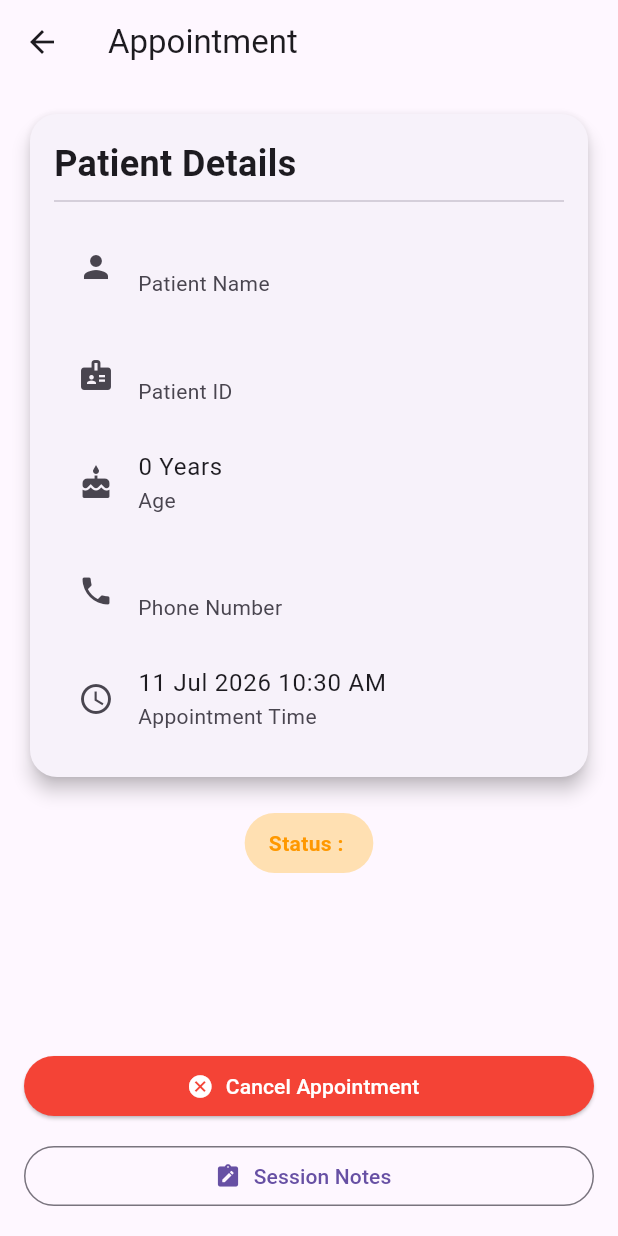
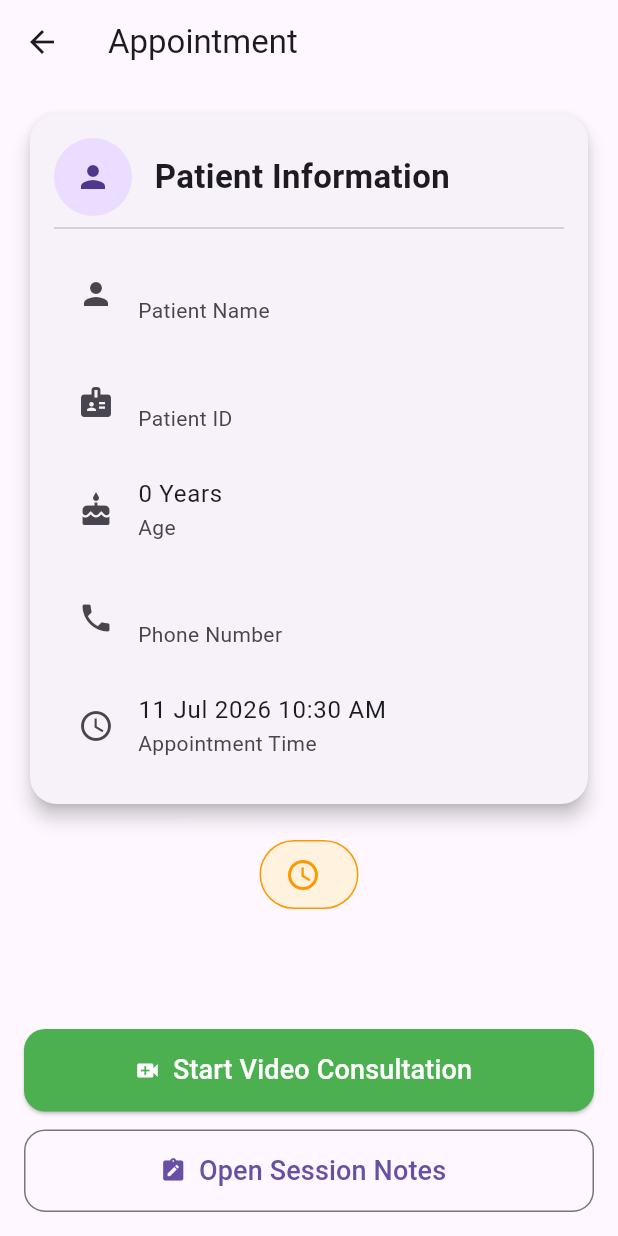
Before and after one commit to Rishab-Dani/DoctorTelehealthApp, a Flutter app: the AppointmentScreen screen opened directly with empty values, on a phone screen of 412 x 824 dp. Run offline on Flutter 3.47's test engine with Material 3 defaults, Android fonts, the phone set to English and light mode, and no system bars; our stand-ins replace cloud_firestore, firebase_auth, firebase_core; missing offline and left inert: zego_uikit_prebuilt_call; accounts and stored records are empty.

Commit message:
Professional Appointment Screen

```diff
--- a/lib/widgets/appointment_action_buttons.dart
+++ b/lib/widgets/appointment_action_buttons.dart
@@ -35,28 +35,35 @@ class AppointmentActionButtons extends StatelessWidget {
 
           width: double.infinity,
 
+          height: 55,
+
           child: ElevatedButton.icon(
 
-            icon: Icon(
-              confirmed
-                  ? Icons.video_call
-                  : Icons.cancel,
-            ),
+            icon: const Icon(Icons.video_call),
 
-            label: Text(
-              confirmed
-                  ? "Start Video Call"
-                  : "Cancel Appointment",
+            label: const Text(
+              "Start Video Consultation",
+              style: TextStyle(
+                fontSize: 18,
+              ),
             ),
 
             style: ElevatedButton.styleFrom(
-              backgroundColor:
-              confirmed ? Colors.green : Colors.red,
+
+              backgroundColor: Colors.green,
+
               foregroundColor: Colors.white,
+
+              shape: RoundedRectangleBorder(
+
+                borderRadius:
+                BorderRadius.circular(14),
+
+              ),
+
             ),
 
-            onPressed:
-            confirmed ? onVideoCall : onCancel,
+            onPressed: onVideoCall,
 
           ),
 
@@ -68,17 +75,38 @@ class AppointmentActionButtons extends StatelessWidget {
 
           width: double.infinity,
 
+          height: 55,
+
           child: OutlinedButton.icon(
 
             icon: const Icon(Icons.note_alt),
 
-            label: const Text("Session Notes"),
+            label: const Text(
+
+              "Open Session Notes",
+
+              style: TextStyle(
+                fontSize: 18,
+              ),
+
+            ),
+
+            style: OutlinedButton.styleFrom(
+
+              shape: RoundedRectangleBorder(
+
+                borderRadius:
+                BorderRadius.circular(14),
+
+              ),
+
+            ),
 
             onPressed: onNotes,
 
           ),
 
-        )
+        ),
 
       ],
     );
--- a/lib/widgets/appointment_status_chip.dart
+++ b/lib/widgets/appointment_status_chip.dart
@@ -23,18 +23,39 @@ class AppointmentStatusChip extends StatelessWidget {
 
       decoration: BoxDecoration(
         color: confirmed
-            ? Colors.green.shade100
-            : Colors.orange.shade100,
+            ? Colors.green.shade50
+            : Colors.orange.shade50,
         borderRadius: BorderRadius.circular(30),
+        border: Border.all(
+          color:
+          confirmed ? Colors.green : Colors.orange,
+        ),
       ),
 
-      child: Text(
-        "Status : $status",
-        style: TextStyle(
-          color:
-          confirmed ? Colors.green : Colors.orange,
-          fontWeight: FontWeight.bold,
-        ),
+      child: Row(
+        mainAxisSize: MainAxisSize.min,
+        children: [
+
+          Icon(
+            confirmed
+                ? Icons.check_circle
+                : Icons.schedule,
+            color:
+            confirmed ? Colors.green : Colors.orange,
+          ),
+
+          const SizedBox(width: 8),
+
+          Text(
+            status,
+            style: TextStyle(
+              fontWeight: FontWeight.bold,
+              color:
+              confirmed ? Colors.green : Colors.orange,
+            ),
+          ),
+
+        ],
       ),
     );
   }
--- a/lib/widgets/patient_info_card.dart
+++ b/lib/widgets/patient_info_card.dart
@@ -20,6 +20,19 @@ class PatientInfoCard extends StatelessWidget {
 
   @override
   Widget build(BuildContext context) {
+
+    Text(
+      "Appointment Details",
+      style: Theme.of(context)
+          .textTheme
+          .headlineMedium
+          ?.copyWith(
+        fontWeight: FontWeight.bold,
+      ),
+    );
+
+    const SizedBox(height: 15);
+
     return Card(
       elevation: 5,
       shape: RoundedRectangleBorder(
@@ -30,15 +43,25 @@ class PatientInfoCard extends StatelessWidget {
         child: Column(
           children: [
 
-            const Align(
-              alignment: Alignment.centerLeft,
-              child: Text(
-                "Patient Details",
-                style: TextStyle(
-                  fontSize: 24,
-                  fontWeight: FontWeight.bold,
+            Row(
+              children: const [
+
+                CircleAvatar(
+                  radius: 26,
+                  child: Icon(Icons.person),
                 ),
-              ),
+
+                SizedBox(width: 15),
+
+                Text(
+                  "Patient Information",
+                  style: TextStyle(
+                    fontSize: 22,
+                    fontWeight: FontWeight.bold,
+                  ),
+                ),
+
+              ],
             ),
 
             const Divider(),
```
